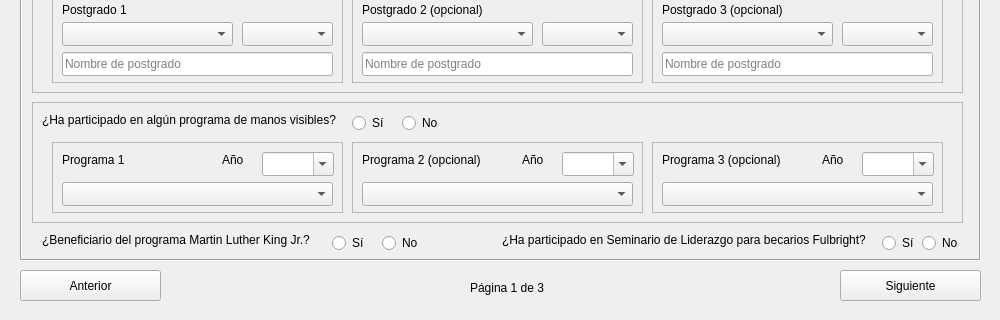
This is ui/profile_form.ui in liconaj/ResumeManager as Qt 5 draws it before an edit; both pictures show x 0 to 1000 and y 280 to 600 of the 1000 by 600 pixel window. The edited form follows.
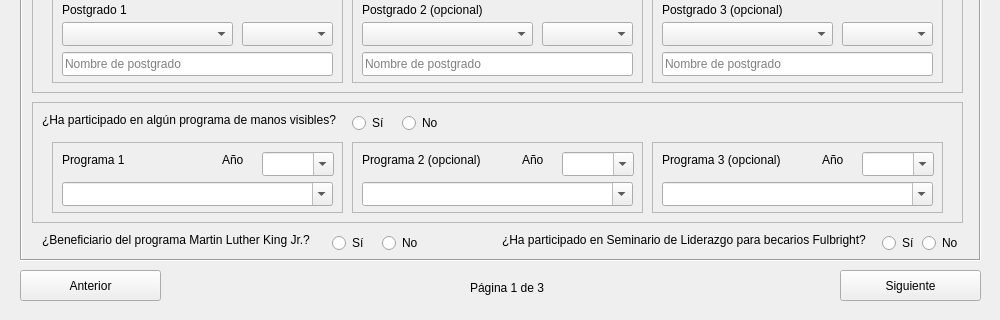
This is the edited form.

What changed in the file:
```diff
--- a/ui/profile_form.ui
+++ b/ui/profile_form.ui
@@ -1755,6 +1755,9 @@
          <height>24</height>
         </rect>
        </property>
+       <property name="editable">
+        <bool>true</bool>
+       </property>
        <property name="placeholderText">
         <string>Nombre programa Manos Visibles</string>
        </property>
@@ -1823,6 +1826,9 @@
          <height>24</height>
         </rect>
        </property>
+       <property name="editable">
+        <bool>true</bool>
+       </property>
        <property name="placeholderText">
         <string>Nombre programa Manos Visibles</string>
        </property>
@@ -1891,6 +1897,9 @@
          <height>24</height>
         </rect>
        </property>
+       <property name="editable">
+        <bool>true</bool>
+       </property>
        <property name="placeholderText">
         <string>Nombre programa Manos Visibles</string>
        </property>
```
Left out of the diff: 128 changed lines with no effect on the pictures.
